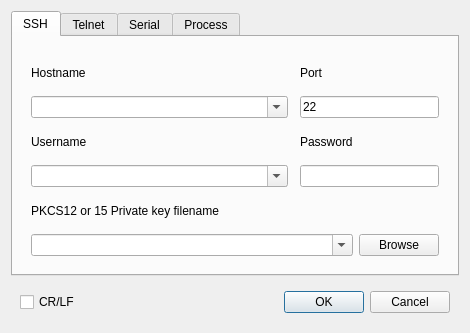
First picture: the form in ComBombGui/opendialog.ui, repository cdesjardins/ComBomb, before the edit.
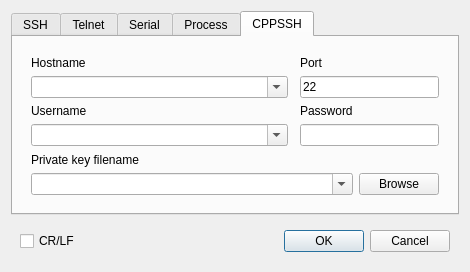
Second picture: the form after the edit. Icons and pictures are not drawn. Custom widgets are drawn as their Qt base class.

Commit message: Adding cppssh interface to combomb

What changed in the file:
```diff
--- a/ComBombGui/opendialog.ui
+++ b/ComBombGui/opendialog.ui
@@ -7,7 +7,7 @@
     <x>0</x>
     <y>0</y>
     <width>470</width>
-    <height>333</height>
+    <height>263</height>
    </rect>
   </property>
   <property name="sizePolicy">
@@ -62,7 +62,7 @@
       </sizepolicy>
      </property>
      <property name="currentIndex">
-      <number>0</number>
+      <number>4</number>
      </property>
      <widget class="QWidget" name="Ssh">
       <property name="layoutDirection">
@@ -71,8 +71,8 @@
       <attribute name="title">
        <string>SSH</string>
       </attribute>
-      <layout class="QGridLayout" name="gridLayout_5">
-       <item row="0" column="0">
+      <layout class="QVBoxLayout" name="verticalLayout_3">
+       <item>
         <widget class="QWidget" name="OpenSsh" native="true">
          <property name="sizePolicy">
           <sizepolicy hsizetype="Expanding" vsizetype="Expanding">
@@ -130,7 +130,11 @@
            </widget>
           </item>
           <item row="3" column="2" colspan="2">
-           <widget class="QLineEdit" name="passwordLineEdit"/>
+           <widget class="QLineEdit" name="passwordLineEdit">
+            <property name="echoMode">
+             <enum>QLineEdit::Password</enum>
+            </property>
+           </widget>
           </item>
           <item row="0" column="2">
            <widget class="QLabel" name="label_9">
@@ -420,6 +424,117 @@
        </item>
       </layout>
      </widget>
+     <widget class="QWidget" name="cppsshTab">
+      <attribute name="title">
+       <string>CPPSSH</string>
+      </attribute>
+      <layout class="QVBoxLayout" name="verticalLayout_6">
+       <item>
+        <widget class="QWidget" name="OpenCppSsh" native="true">
+         <property name="sizePolicy">
+          <sizepolicy hsizetype="Expanding" vsizetype="Expanding">
+           <horstretch>0</horstretch>
+           <verstretch>0</verstretch>
+          </sizepolicy>
+         </property>
+         <layout class="QGridLayout" name="gridLayout_7">
+          <item row="3" column="0">
+           <widget class="CBComboBox" name="cppsshUserNameComboBox">
+            <property name="sizePolicy">
+             <sizepolicy hsizetype="Expanding" vsizetype="Fixed">
+              <horstretch>0</horstretch>
+              <verstretch>0</verstretch>
+             </sizepolicy>
+            </property>
+            <property name="editable">
+             <bool>true</bool>
+            </property>
+           </widget>
+          </item>
+          <item row="0" column="0">
+           <widget class="QLabel" name="label_14">
+            <property name="text">
+             <string>Hostname</string>
+            </property>
+           </widget>
+          </item>
+          <item row="1" column="0">
+           <widget class="CBComboBox" name="cppsshHostNameComboBox">
+            <property name="editable">
+             <bool>true</bool>
+            </property>
+           </widget>
+          </item>
+          <item row="2" column="0">
+           <widget class="QLabel" name="label_15">
+            <property name="text">
+             <string>Username</string>
+            </property>
+           </widget>
+          </item>
+          <item row="2" column="2">
+           <widget class="QLabel" name="label_16">
+            <property name="text">
+             <string>Password</string>
+            </property>
+           </widget>
+          </item>
+          <item row="5" column="3">
+           <widget class="QPushButton" name="cppsshPrivKeyBrowseButton">
+            <property name="text">
+             <string>Browse</string>
+            </property>
+           </widget>
+          </item>
+          <item row="3" column="2" colspan="2">
+           <widget class="QLineEdit" name="cppsshPasswordLineEdit">
+            <property name="echoMode">
+             <enum>QLineEdit::Password</enum>
+            </property>
+           </widget>
+          </item>
+          <item row="0" column="2">
+           <widget class="QLabel" name="label_17">
+            <property name="text">
+             <string>Port</string>
+            </property>
+           </widget>
+          </item>
+          <item row="5" column="0" colspan="3">
+           <widget class="CBComboBox" name="cppsshPrivKeyFileComboBox">
+            <property name="editable">
+             <bool>true</bool>
+            </property>
+           </widget>
+          </item>
+          <item row="4" column="0">
+           <widget class="QLabel" name="label_18">
+            <property name="text">
+             <string>Private key filename</string>
+            </property>
+           </widget>
+          </item>
+          <item row="1" column="2" colspan="2">
+           <widget class="QLineEdit" name="cppsshPortNumLineEdit">
+            <property name="maximumSize">
+             <size>
+              <width>197</width>
+              <height>16777215</height>
+             </size>
+            </property>
+            <property name="inputMethodHints">
+             <set>Qt::ImhDigitsOnly</set>
+            </property>
+            <property name="text">
+             <string>22</string>
+            </property>
+           </widget>
+          </item>
+         </layout>
+        </widget>
+       </item>
+      </layout>
+     </widget>
     </widget>
    </item>
   </layout>
```
Left out of the diff: 20 changed lines with no effect on the pictures. Lines whose indentation alone changed are shown as unchanged. The commit also changes 8 other files.
